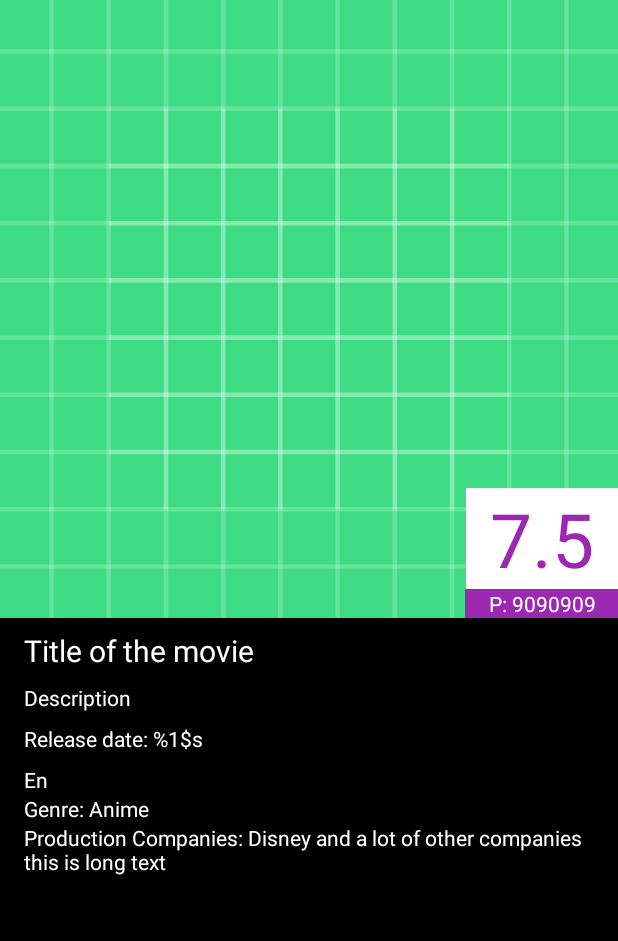
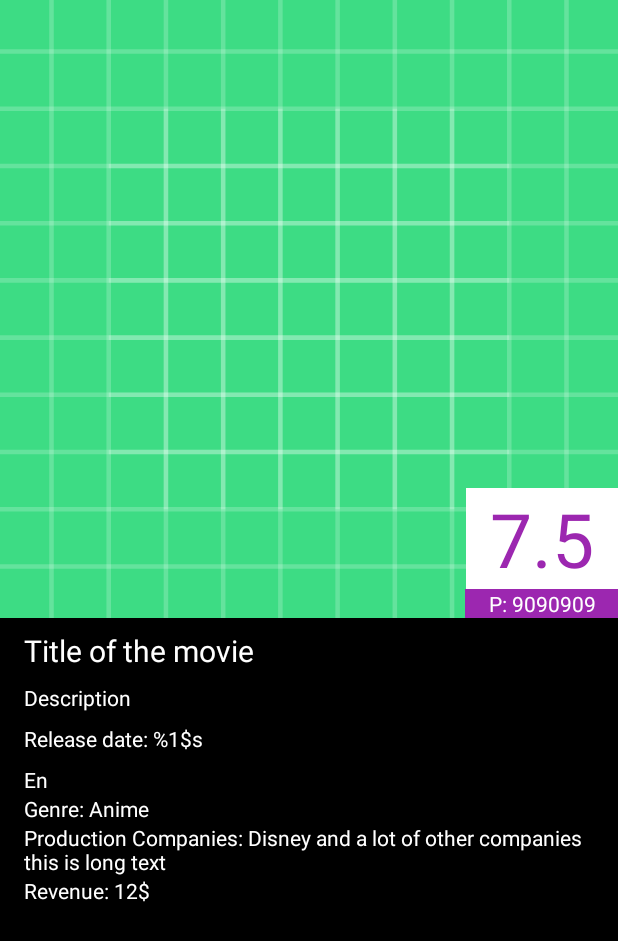
Before and after one commit to adityawibisana/themoviedb-oddbit, an Android app: the layout activity_movie_detail.xml on its own in the app's theme, with its tools: preview values and no code run, on a phone screen of 412 x 824 dp. Shown: the top 941 px of the screen. Run offline under Robolectric (Android 15) with nearby library versions, the phone set to English and light mode, and no system bars; network calls fail.

Commit message:
Add revenue

```diff
--- a/app/src/main/java/com/aw/themoviedboddbit/models/entity/Movie.kt
+++ b/app/src/main/java/com/aw/themoviedboddbit/models/entity/Movie.kt
@@ -21,5 +21,6 @@ data class Movie(
     val video: Boolean,
     val vote_average: Float,
     val genres: List<Genre>?,
-    val production_companies: List<ProductionCompany>?
+    val production_companies: List<ProductionCompany>?,
+    val revenue: Float
 )
--- a/app/src/main/java/com/aw/themoviedboddbit/viewModels/MovieDetailActivityViewModel.kt
+++ b/app/src/main/java/com/aw/themoviedboddbit/viewModels/MovieDetailActivityViewModel.kt
@@ -15,6 +15,8 @@ import kotlinx.coroutines.launch
 import retrofit2.Call
 import retrofit2.Callback
 import retrofit2.Response
+import java.text.NumberFormat
+import java.util.*
 import javax.inject.Inject
 
 @HiltViewModel
@@ -26,6 +28,7 @@ class MovieDetailActivityViewModel @Inject constructor(
 
     var genre = MutableLiveData<String>()
     var productionCompanies = MutableLiveData<String>()
+    var revenue = MutableLiveData<Float>()
 
     fun initialize(movieId: Int) {
         tmdbService.fetchVideos(movieId).enqueue(object: Callback<Movie> {
@@ -45,6 +48,8 @@ class MovieDetailActivityViewModel @Inject constructor(
                             it.name
                         })
                     )
+
+                    revenue.postValue(movie.revenue)
                 }
             }
 
--- a/app/src/main/res/layout/activity_movie_detail.xml
+++ b/app/src/main/res/layout/activity_movie_detail.xml
@@ -111,4 +111,15 @@
         android:layout_marginEnd="@dimen/margin"
         tools:text="Production Companies: Disney and a lot of other companies this is long text"/>
 
+    <TextView
+        android:layout_width="0dp"
+        android:layout_height="wrap_content"
+        android:id="@+id/revenue"
+        app:layout_constraintLeft_toLeftOf="parent"
+        app:layout_constraintRight_toRightOf="parent"
+        app:layout_constraintTop_toBottomOf="@id/productionCompanies"
+        android:layout_marginStart="@dimen/margin"
+        android:layout_marginEnd="@dimen/margin"
+        tools:text="Revenue: 12$"/>
+
 </androidx.constraintlayout.widget.ConstraintLayout>
--- a/app/src/main/res/values/strings.xml
+++ b/app/src/main/res/values/strings.xml
@@ -9,4 +9,5 @@
     <string name="release_date">Release date: %1$s</string>
     <string name="language">Language: %1$s</string>
     <string name="genre">Genre: </string>
+    <string name="revenue_value">Revenue: $ %1$s</string>
 </resources>
```
Also changed, not shown: app/src/main/java/com/aw/themoviedboddbit/MovieDetailActivity.kt (+8 -0 lines).
